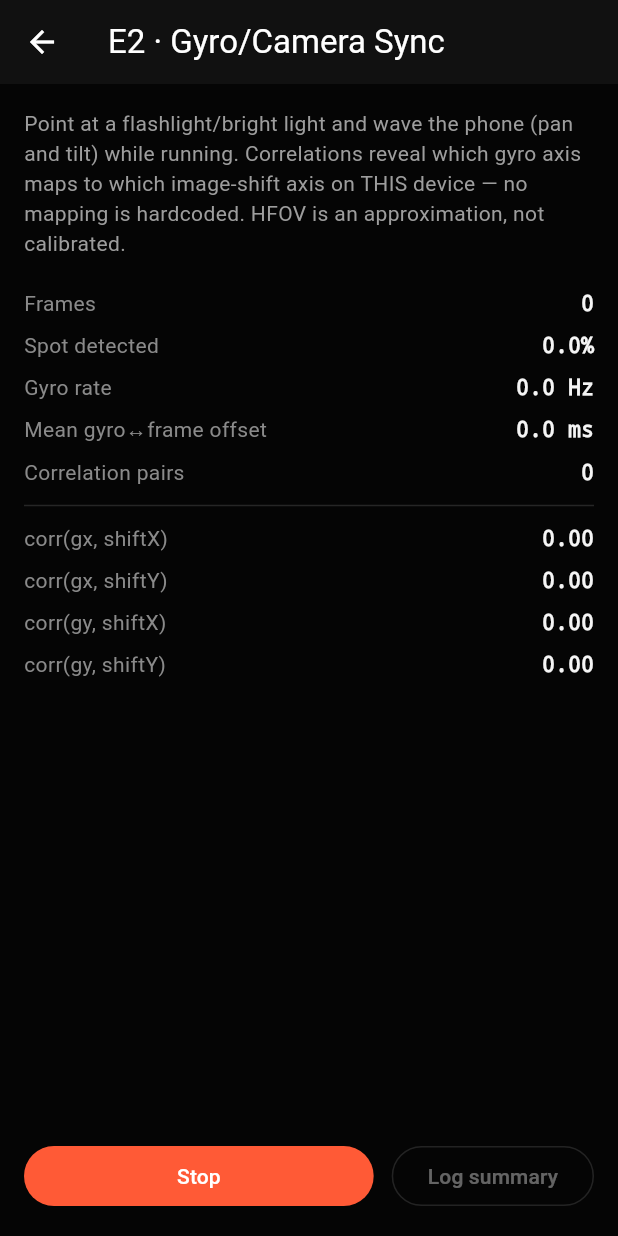
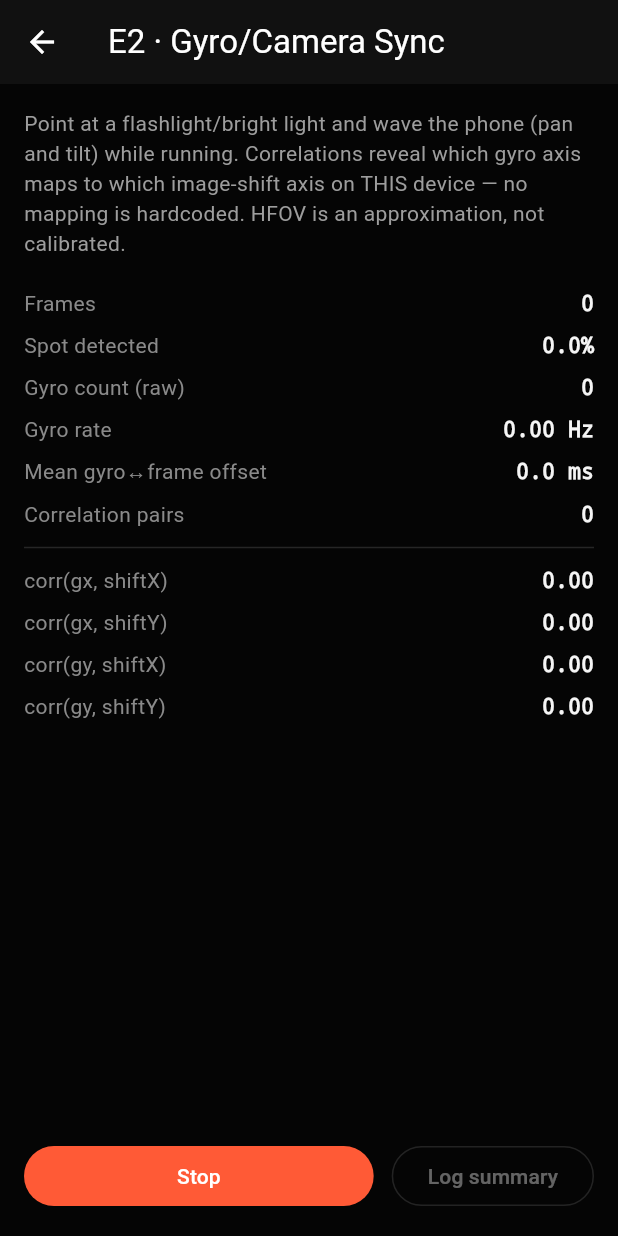
Before and after one commit to Erik-Fazlla/Morse-Link, a Flutter app: the E2ImuSyncProbeScreen screen opened directly, after a tap on "Start", on a phone screen of 412 x 824 dp. Run offline on Flutter 3.47's test engine with Material 3 defaults, Android fonts, the phone set to English and light mode, and no system bars; our stand-ins replace camera, permission_handler, sensors_plus, shared_preferences; missing offline and left inert: torch_light; accounts and stored records are empty.

Commit message:
fix(v2): E2 probe gave zero gyro data with no diagnosis
Symptom: gyro_hz=0.0, mean_offset=0.0ms, all correlations 0.00, while camera
spot detection ran at 100%. mean_offset staying at EXACTLY 0.0 (not just low)
is the tell: that field only moves once the gyro buffer has ever been
non-empty, checked on every camera frame. With hundreds of frames flowing,
staying at exact 0.0 means zero gyro callbacks fired for the whole run, not a
low rate.

Root cause not fully isolated (needs a device run to confirm) but the two
plausible causes are now surfaced instead of silently producing an
uninterpretable "0.0":
- Most likely: sensors_plus was added to pubspec.yaml after the app was
  already installed/running. Hot reload/restart only swaps Dart code and does
  not re-register newly added native plugins -- a full reinstall is required.
- Otherwise: the test device may lack a hardware gyroscope.

Fixes:
- gyroscopeEventStream().listen() previously had no onError handler -- a
  platform-level stream error would vanish silently instead of reaching the
  UI. Added onError + cancelOnError:false, and wrapped the subscribe call
  itself in try/catch.
- Fixed a subscribe-before-running race: _running is now set true BEFORE
  subscribing to either stream (was set after), so no early event from
  either source could be dropped by the `!_running` guard.
- Added a 3s watchdog: if the camera is running but zero gyro callbacks have
  fired, surface an explicit, actionable warning (reinstall vs no-hardware)
  instead of leaving a bare "0.0" to interpret after the fact.
- Exposed the raw gyro count (not just derived Hz) in the UI and log summary,
  so "truly zero" is never ambiguous with "rounds to zero" again.

Counting and Hz-calculation logic were verified correct (count++ per
callback, Hz = count/elapsedSeconds) -- confirmed not the bug.

75/75 tests, analyze 0 new, fresh debug APK builds. Re-run E2 after a FULL
reinstall (not hot reload) before re-interpreting results.

Co-Authored-By: Claude Sonnet 5 <noreply@anthropic.com>

```diff
--- a/lib/v2/lab/experiments/e2_imu_sync_probe.dart
+++ b/lib/v2/lab/experiments/e2_imu_sync_probe.dart
@@ -65,6 +65,8 @@ class _E2ImuSyncProbeScreenState extends State<E2ImuSyncProbeScreen>
   int _gyroCount = 0;
   int _startMs = 0;
   double _meanGyroFrameOffsetMs = 0;
+  String? _gyroWarning;
+  Timer? _gyroWatchdog;
 
   // Paired samples for correlation: predicted (from gx/gy) vs actual shift.
   final List<double> _gx = [];
@@ -90,13 +92,17 @@ class _E2ImuSyncProbeScreenState extends State<E2ImuSyncProbeScreen>
   void dispose() {
     WidgetsBinding.instance.removeObserver(this);
     _uiTimer?.cancel();
+    _gyroWatchdog?.cancel();
     _gyroSub?.cancel();
     _controller?.dispose();
     super.dispose();
   }
 
   Future<void> _start() async {
-    setState(() => _error = null);
+    setState(() {
+      _error = null;
+      _gyroWarning = null;
+    });
     try {
       final granted = (await Permission.camera.request()).isGranted;
       if (!granted) {
@@ -122,11 +128,44 @@ class _E2ImuSyncProbeScreenState extends State<E2ImuSyncProbeScreen>
       await controller.initialize();
 
       _reset();
+      // Set running BEFORE subscribing to either stream so no early event
+      // from either source can be dropped by the `!_running` guard.
+      _running = true;
       await controller.startImageStream(_onImage);
-      _gyroSub = gyroscopeEventStream().listen(_onGyro);
-      _running = true;
+      try {
+        _gyroSub = gyroscopeEventStream().listen(
+          _onGyro,
+          onError: (Object err) {
+            if (!mounted) return;
+            setState(() => _error = 'Gyroscope stream error: $err');
+          },
+          cancelOnError: false,
+        );
+      } catch (e) {
+        // Constructing/subscribing to the stream threw synchronously.
+        setState(() => _error = 'Failed to subscribe to gyroscope: $e');
+      }
       _uiTimer = Timer.periodic(
           const Duration(milliseconds: 250), (_) => _refreshUi());
+      // Watchdog: if no gyro callback has fired within 3s of a running camera
+      // stream, the platform channel is not delivering events at all -- most
+      // likely a stale native build (plugin added after last full reinstall;
+      // hot reload/restart does not re-register new native plugins) or the
+      // device has no hardware gyroscope. Surface this explicitly instead of
+      // leaving the user to interpret a silent "0.0".
+      _gyroWatchdog = Timer(const Duration(seconds: 3), () {
+        if (!mounted || !_running) return;
+        if (_gyroCount == 0) {
+          setState(() {
+            _gyroWarning = 'No gyroscope events received after 3s (camera is '
+                'running). Likely cause: the app needs a FULL reinstall '
+                '(uninstall + flutter run / fresh install) after '
+                'sensors_plus was added -- hot reload/restart does not '
+                're-register new native plugins. If a fresh install still '
+                'shows this, the device may lack a hardware gyroscope.';
+          });
+        }
+      });
       setState(() {});
     } on CameraException catch (e) {
       setState(() => _error = 'Camera error: ${e.code}');
@@ -144,6 +183,7 @@ class _E2ImuSyncProbeScreenState extends State<E2ImuSyncProbeScreen>
     _framesWithSpot = 0;
     _gyroCount = 0;
     _meanGyroFrameOffsetMs = 0;
+    _gyroWarning = null;
     _gx.clear();
     _gy.clear();
     _shiftX.clear();
@@ -158,6 +198,10 @@ class _E2ImuSyncProbeScreenState extends State<E2ImuSyncProbeScreen>
       _gyroBuffer.removeRange(0, _gyroBuffer.length - _maxGyroBuffer);
     }
     _gyroCount++;
+    if (_gyroWarning != null) {
+      _gyroWatchdog?.cancel();
+      if (mounted) setState(() => _gyroWarning = null);
+    }
   }
 
   void _onImage(CameraImage image) {
@@ -289,6 +333,8 @@ class _E2ImuSyncProbeScreenState extends State<E2ImuSyncProbeScreen>
     _running = false;
     _uiTimer?.cancel();
     _uiTimer = null;
+    _gyroWatchdog?.cancel();
+    _gyroWatchdog = null;
     await _gyroSub?.cancel();
     _gyroSub = null;
     final c = _controller;
@@ -316,7 +362,7 @@ class _E2ImuSyncProbeScreenState extends State<E2ImuSyncProbeScreen>
 
   String _summary() =>
       'E2 imu-sync: frames=$_frameCount spot_rate=${(_spotRate * 100).toStringAsFixed(1)}% '
-      'gyro_hz=${_gyroHz.toStringAsFixed(1)} mean_offset=${_meanGyroFrameOffsetMs.toStringAsFixed(1)}ms '
+      'gyro_count=$_gyroCount gyro_hz=${_gyroHz.toStringAsFixed(2)} mean_offset=${_meanGyroFrameOffsetMs.toStringAsFixed(1)}ms '
       'pairs=${_gx.length} '
       'corr_gx_shiftX=${_corr(_gx, _shiftX).toStringAsFixed(2)} '
       'corr_gx_shiftY=${_corr(_gx, _shiftY).toStringAsFixed(2)} '
@@ -353,10 +399,23 @@ class _E2ImuSyncProbeScreenState extends State<E2ImuSyncProbeScreen>
                   ),
                   child: Text(_error!),
                 ),
+              if (_gyroWarning != null)
+                Container(
+                  padding: const EdgeInsets.all(12),
+                  margin: const EdgeInsets.only(bottom: 12),
+                  decoration: BoxDecoration(
+                    color: const Color(0x33FFB020),
+                    borderRadius: BorderRadius.circular(12),
+                    border: Border.all(color: const Color(0xFFFFB020)),
+                  ),
+                  child: Text(_gyroWarning!,
+                      style: const TextStyle(fontSize: 13)),
+                ),
               _statRow('Frames', '$_frameCount'),
               _statRow(
                   'Spot detected', '${(_spotRate * 100).toStringAsFixed(1)}%'),
-              _statRow('Gyro rate', '${_gyroHz.toStringAsFixed(1)} Hz'),
+              _statRow('Gyro count (raw)', '$_gyroCount'),
+              _statRow('Gyro rate', '${_gyroHz.toStringAsFixed(2)} Hz'),
               _statRow('Mean gyro↔frame offset',
                   '${_meanGyroFrameOffsetMs.toStringAsFixed(1)} ms'),
               _statRow('Correlation pairs', '${_gx.length}'),
```
